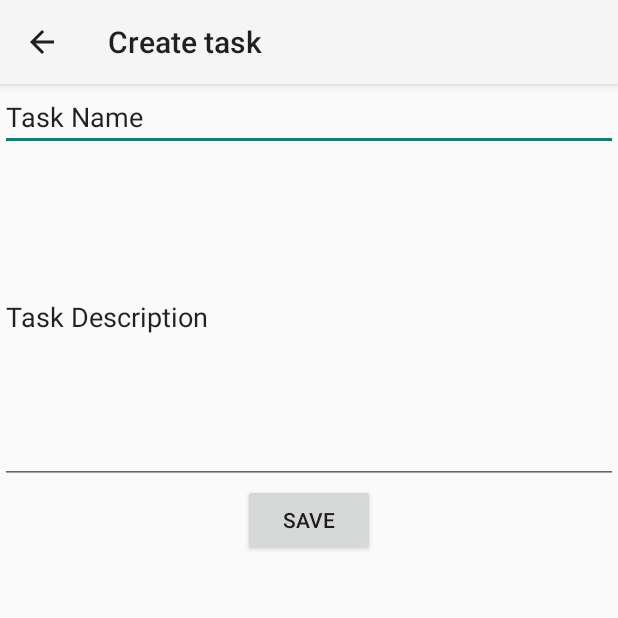
After one commit to geaden/gsana, an Android app: the TaskCreateActivity screen opened directly, with no data from a screen before it, on a phone screen of 412 x 824 dp, the top half of it. The commit adds this screen. Run offline under Robolectric (Android 15) with nearby library versions, the phone set to English and light mode, and no system bars.

Commit message:
Add floating action button. Add basic create task activity.

```diff
--- a/app/build.gradle
+++ b/app/build.gradle
@@ -12,7 +12,7 @@ android {
 
     defaultConfig {
         applicationId "com.geaden.android.gsana.app"
-        minSdkVersion 10
+        minSdkVersion 11
         targetSdkVersion 20
         versionCode 1
         versionName "1.0"
--- /dev/null
+++ b/app/src/main/java/com/geaden/android/gsana/app/TaskCreateActivity.java
@@ -0,0 +1,49 @@
+package com.geaden.android.gsana.app;
+
+import android.os.Bundle;
+import android.support.annotation.Nullable;
+import android.support.v4.app.Fragment;
+import android.support.v7.app.ActionBarActivity;
+import android.view.LayoutInflater;
+import android.view.View;
+import android.view.ViewGroup;
+import android.widget.Button;
+import android.widget.TextView;
+import android.widget.Toast;
+
+import org.w3c.dom.Text;
+
+/**
+ * Task create activity
+ */
+public class TaskCreateActivity extends ActionBarActivity {
+    @Override
+    protected void onCreate(Bundle savedInstanceState) {
+        super.onCreate(savedInstanceState);
+        setContentView(R.layout.activity_task_new);
+        if (savedInstanceState == null) {
+            getSupportFragmentManager().beginTransaction()
+                    .add(R.id.container_task_new, new TaskCreateFragment())
+                    .commit();
+        }
+
+    }
+
+    public static class TaskCreateFragment extends Fragment {
+        @Override
+        public View onCreateView(LayoutInflater inflater, @Nullable ViewGroup container, @Nullable Bundle savedInstanceState) {
+            final View rootView = inflater.inflate(R.layout.fragment_task_new, container, false);
+            Button button = (Button) rootView.findViewById(R.id.save_task_button);
+            button.setOnClickListener(new View.OnClickListener() {
+                @Override
+                public void onClick(View view) {
+                    TextView taskName = (TextView) rootView.findViewById(R.id.task_name);
+                    TextView taskDesc = (TextView) rootView.findViewById(R.id.task_description);
+                    Toast.makeText(getActivity(), taskName.getText() + ":" + taskDesc.getText(),
+                            Toast.LENGTH_LONG).show();
+                }
+            });
+            return rootView;
+        }
+    }
+}
--- /dev/null
+++ b/app/src/main/res/layout/activity_task_new.xml
@@ -0,0 +1,11 @@
+<?xml version="1.0" encoding="utf-8"?>
+
+<FrameLayout
+    xmlns:android="http://schemas.android.com/apk/res/android"
+    xmlns:tools="http://schemas.android.com/tools"
+    android:orientation="vertical"
+    android:id="@+id/container_task_new"
+    android:layout_width="match_parent"
+    android:layout_height="match_parent"
+    tools:context=".TaskCreateActivity"
+    tools:ignore="MergeRootFrame"/>
--- /dev/null
+++ b/app/src/main/res/layout/fragment_task_new.xml
@@ -0,0 +1,27 @@
+<?xml version="1.0" encoding="utf-8"?>
+
+<LinearLayout xmlns:android="http://schemas.android.com/apk/res/android"
+    android:orientation="vertical" android:layout_width="match_parent"
+    android:layout_height="match_parent">
+
+    <EditText
+        android:layout_width="match_parent"
+        android:text="Task Name"
+        android:id="@+id/task_name"
+        android:layout_height="20pt" />
+
+    <EditText
+        android:layout_width="match_parent"
+        android:text="Task Description"
+        android:id="@+id/task_description"
+        android:layout_height="100pt" />
+
+
+    <Button
+        android:layout_width="wrap_content"
+        android:text="Save"
+        android:id="@+id/save_task_button"
+        android:layout_gravity="center_horizontal"
+        android:layout_height="wrap_content" />
+
+</LinearLayout>
```
Also changed, not shown: app/src/main/AndroidManifest.xml (+7 -0 lines), app/src/main/java/com/geaden/android/gsana/app/FloatingActionButton.java (added, +181 -0 lines), app/src/main/java/com/geaden/android/gsana/app/LoginFragment.java (+7 -0 lines), app/src/main/java/com/geaden/android/gsana/app/MainActivity.java (+17 -0 lines), app/src/main/res/drawable/ic_content_new.png (added).
